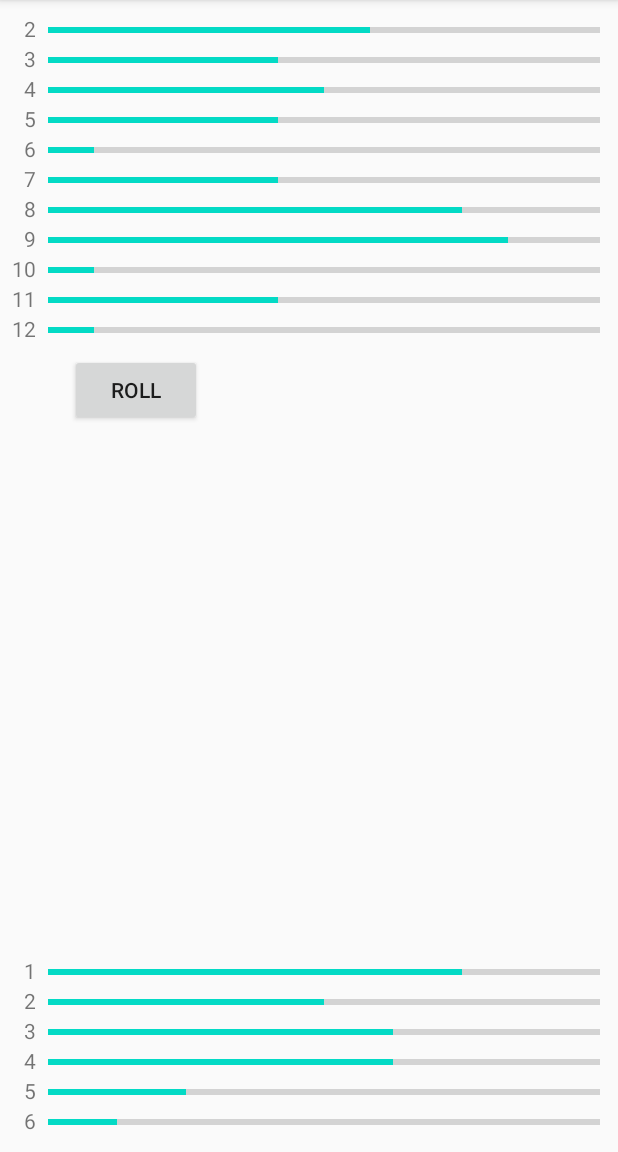
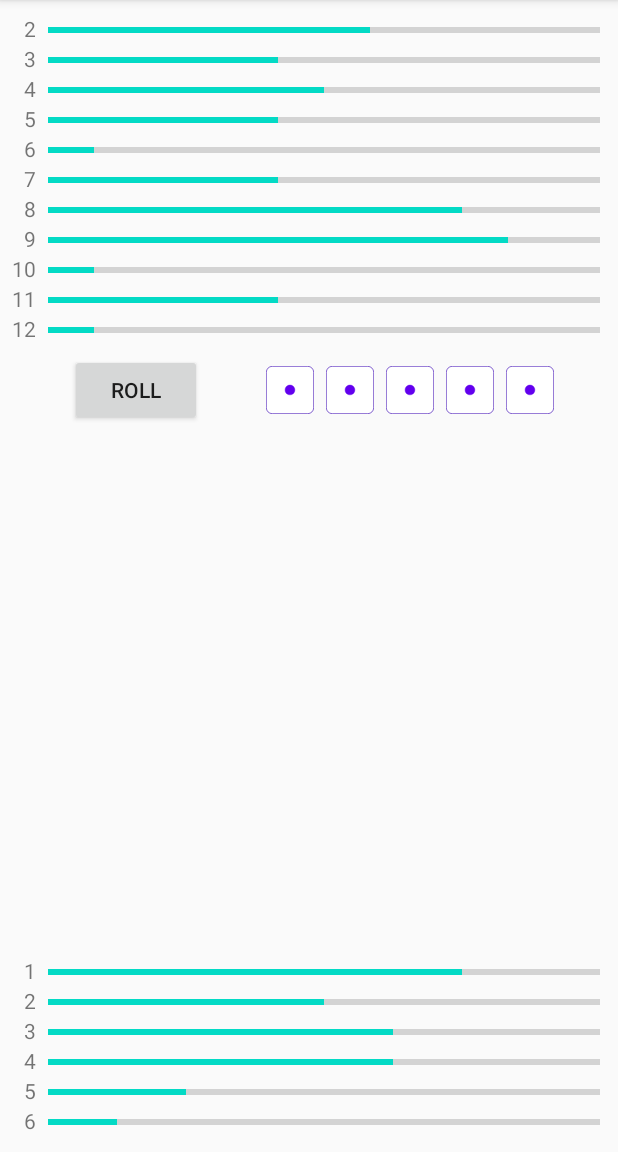
Before and after one commit to apreston26/dice-solitatire, an Android app: the screen it shows after launch (MainActivity), on a phone screen of 412 x 824 dp, the part 84-1236 px from its top. Run offline under Robolectric (Android 15) with nearby library versions, the phone set to English and light mode, and no system bars.

Commit message:
Wired fields to dice ImageView objects.

```diff
--- a/app/src/main/java/edu/cnm/deepdive/dicesolitatire/MainActivity.java
+++ b/app/src/main/java/edu/cnm/deepdive/dicesolitatire/MainActivity.java
@@ -1,9 +1,11 @@
 package edu.cnm.deepdive.dicesolitatire;
 
 import android.content.res.Resources;
+import android.graphics.drawable.Drawable;
 import android.view.View;
 import android.view.View.OnClickListener;
 import android.widget.Button;
+import android.widget.ImageView;
 import android.widget.ProgressBar;
 import android.widget.TextView;
 import androidx.appcompat.app.AppCompatActivity;
@@ -19,6 +21,8 @@ public class MainActivity extends AppCompatActivity {
   private static final String PAIR_COUNT_ID_FORMAT = "pair_%d_count";
   private static final String SCRATCH_LABEL_ID_FORMAT = "scratch_%d_label";
   private static final String SCRATCH_COUNT_ID_FORMAT = "scratch_%d_count";
+  private static final String DIE_IMAGE_ID_FORMAT = "die_%d";
+  private static final String DICE_FACE_ID_FORMAT = "face_%d";
 
   private int minPairValue = 2;
   private int maxPairValue = 2 * Roll.NUM_FACES;
@@ -26,6 +30,8 @@ public class MainActivity extends AppCompatActivity {
   private ProgressBar[] pairCounts;
   private TextView[] scratchLabels;
   private ProgressBar[] scratchCounts;
+  private ImageView[] diceImages;
+  private Drawable[] diceFaces;
   private Button roller;
   private Random rng = new Random();
 
@@ -40,7 +46,7 @@ public class MainActivity extends AppCompatActivity {
     Resources res = getResources();
     NumberFormat formatter = NumberFormat.getInstance();
     setupPairControls(res, formatter);
-    setupPlayControls();
+    setupPlayControls(res);
     setupScratchControls(res, formatter);
   }
 
@@ -59,9 +65,22 @@ public class MainActivity extends AppCompatActivity {
     }
   }
 
-  private void setupPlayControls() {
+  private void setupPlayControls(Resources res) {
     roller = findViewById(R.id.roller);
-    // TODO Find & wire up dice ImageView objects
+    diceImages = new ImageView[Roll.NUM_DICE];
+    for (int i = 0; i < Roll.NUM_DICE; i++) {
+      String idString = String.format(DIE_IMAGE_ID_FORMAT, i + 1);
+      int id = res.getIdentifier(idString, "id", getPackageName());
+      diceImages[i] = findViewById(id);
+      diceImages[i].setImageDrawable(getDrawable(R.drawable.face_1));
+    }
+    diceFaces = new Drawable[Roll.NUM_FACES];
+    for (int i = 0; i < Roll.NUM_FACES; i++) {
+      String idString = String.format(DICE_FACE_ID_FORMAT, i + 1);
+      int id = res.getIdentifier(idString, "drawable", getPackageName());
+      diceFaces[i] = getDrawable(id);
+
+    }
     roller.setOnClickListener(new OnClickListener() {
       @Override
       public void onClick(View v) {
```
